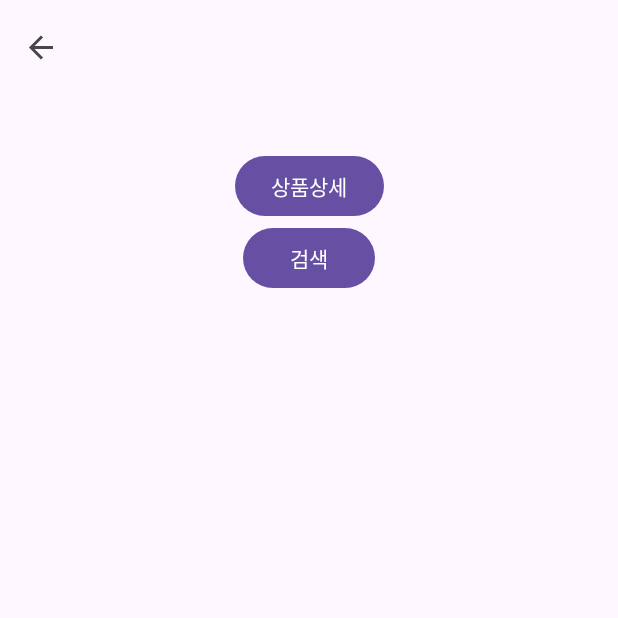
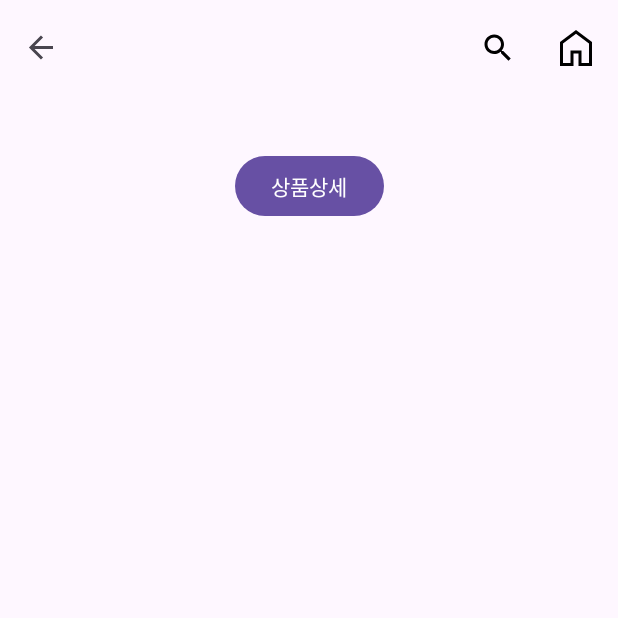
Before and after one commit to space8033/Team5AndroidProject, an Android app: the ListFragment screen opened through its navigation route, on a phone screen of 412 x 824 dp, the top half of it. Run offline under Robolectric (Android 15) with nearby library versions, the phone set to English and light mode, and no system bars; our stand-ins replace navigation-ui.

Commit message:
Toolbar(Topbar) 상품목록 추가

```diff
--- a/app/src/main/java/com/example/team5androidproject/ui/ListFragment.java
+++ b/app/src/main/java/com/example/team5androidproject/ui/ListFragment.java
@@ -4,11 +4,16 @@ import android.os.Bundle;
 
 import androidx.annotation.NonNull;
 import androidx.annotation.Nullable;
+import androidx.core.view.MenuProvider;
 import androidx.fragment.app.Fragment;
+import androidx.lifecycle.Lifecycle;
 import androidx.navigation.NavController;
 import androidx.navigation.fragment.NavHostFragment;
 
 import android.view.LayoutInflater;
+import android.view.Menu;
+import android.view.MenuInflater;
+import android.view.MenuItem;
 import android.view.View;
 import android.view.ViewGroup;
 
@@ -28,15 +33,32 @@ public class ListFragment extends Fragment {
         navController = NavHostFragment.findNavController(this);
 
         initBtnDetail();
-        initBtnSearch();
+
+        initMenu();
 
         return binding.getRoot();
     }
 
-    private void initBtnSearch() {
-        binding.btnSearch.setOnClickListener(v->{
-            navController.popBackStack();
-        });
+    private void initMenu() {
+        MenuProvider menuProvider = new MenuProvider() {
+            @Override
+            public void onCreateMenu(@NonNull Menu menu, @NonNull MenuInflater menuInflater) {
+                menuInflater.inflate(R.menu.list_fragment,menu);
+            }
+
+            @Override
+            public boolean onMenuItemSelected(@NonNull MenuItem menuItem) {
+                if(menuItem.getItemId() == R.id.dest_search){
+                    navController.navigate(R.id.action_dest_list_to_dest_search);
+                    return true;
+                } else if (menuItem.getItemId() == R.id.dest_main){
+                    navController.popBackStack(R.id.dest_main,false);
+                    return true;
+                }
+                return false;
+            }
+        };
+        getActivity().addMenuProvider(menuProvider,getViewLifecycleOwner(), Lifecycle.State.RESUMED);
     }
 
     private void initBtnDetail() {
--- a/app/src/main/res/layout/fragment_list.xml
+++ b/app/src/main/res/layout/fragment_list.xml
@@ -24,13 +24,4 @@
         app:layout_constraintStart_toStartOf="parent"
         app:layout_constraintTop_toTopOf="@+id/textView3" />
 
-    <Button
-        android:id="@+id/btn_search"
-        android:layout_width="wrap_content"
-        android:layout_height="wrap_content"
-        android:text="검색"
-        app:layout_constraintEnd_toEndOf="parent"
-        app:layout_constraintStart_toStartOf="parent"
-        app:layout_constraintTop_toBottomOf="@+id/btn_detail" />
-
 </androidx.constraintlayout.widget.ConstraintLayout>
--- /dev/null
+++ b/app/src/main/res/menu/list_fragment.xml
@@ -0,0 +1,19 @@
+<?xml version="1.0" encoding="utf-8"?>
+<menu xmlns:android="http://schemas.android.com/apk/res/android"
+    xmlns:app="http://schemas.android.com/apk/res-auto">
+
+    <item
+        android:id="@+id/dest_search"
+        android:layout_width="wrap_content"
+        android:layout_height="wrap_content"
+        app:showAsAction="always"
+        android:icon="@drawable/ic_search_black_24dp"
+        android:title="Search" />
+    <item
+        android:id="@+id/dest_main"
+        android:icon="@drawable/ic_home_24dp"
+        android:layout_width="wrap_content"
+        app:showAsAction="always"
+        android:layout_height="wrap_content"
+        android:title="Home" />
+</menu>
--- a/app/src/main/res/navigation/nav_graph.xml
+++ b/app/src/main/res/navigation/nav_graph.xml
@@ -40,6 +40,9 @@
         <action
             android:id="@+id/action_dest_list_to_dest_detail"
             app:destination="@id/dest_detail" />
+        <action
+            android:id="@+id/action_dest_list_to_dest_search"
+            app:destination="@id/dest_search" />
     </fragment>
     <fragment
         android:id="@+id/dest_mypage"
```
